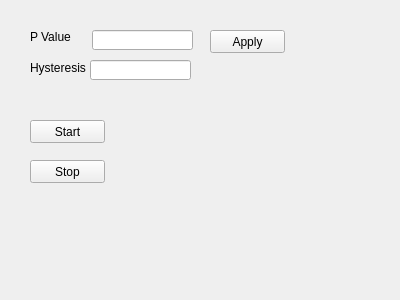
First picture: the form in Hanse/Behaviour_TurnOneEighty/form_turnoneeighty.ui, repository iti-luebeck/HANSE2011, before the edit.
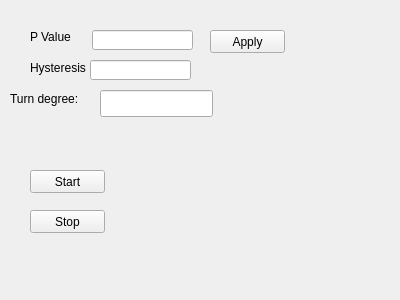
Second picture: the form after the edit.

Commit message: Turn180: turn X degree

The edit to the form file:
```diff
--- a/Hanse/Behaviour_TurnOneEighty/form_turnoneeighty.ui
+++ b/Hanse/Behaviour_TurnOneEighty/form_turnoneeighty.ui
@@ -17,7 +17,7 @@
    <property name="geometry">
     <rect>
      <x>30</x>
-     <y>120</y>
+     <y>170</y>
      <width>75</width>
      <height>23</height>
     </rect>
@@ -30,7 +30,7 @@
    <property name="geometry">
     <rect>
      <x>30</x>
-     <y>160</y>
+     <y>210</y>
      <width>75</width>
      <height>23</height>
     </rect>
@@ -98,6 +98,29 @@
     </rect>
    </property>
   </widget>
+  <widget class="QLabel" name="label_3">
+   <property name="geometry">
+    <rect>
+     <x>10</x>
+     <y>90</y>
+     <width>91</width>
+     <height>17</height>
+    </rect>
+   </property>
+   <property name="text">
+    <string>Turn degree:</string>
+   </property>
+  </widget>
+  <widget class="QLineEdit" name="degreeInput">
+   <property name="geometry">
+    <rect>
+     <x>100</x>
+     <y>90</y>
+     <width>113</width>
+     <height>27</height>
+    </rect>
+   </property>
+  </widget>
  </widget>
  <resources/>
  <connections/>
```
The commit also changes 3 other files.
